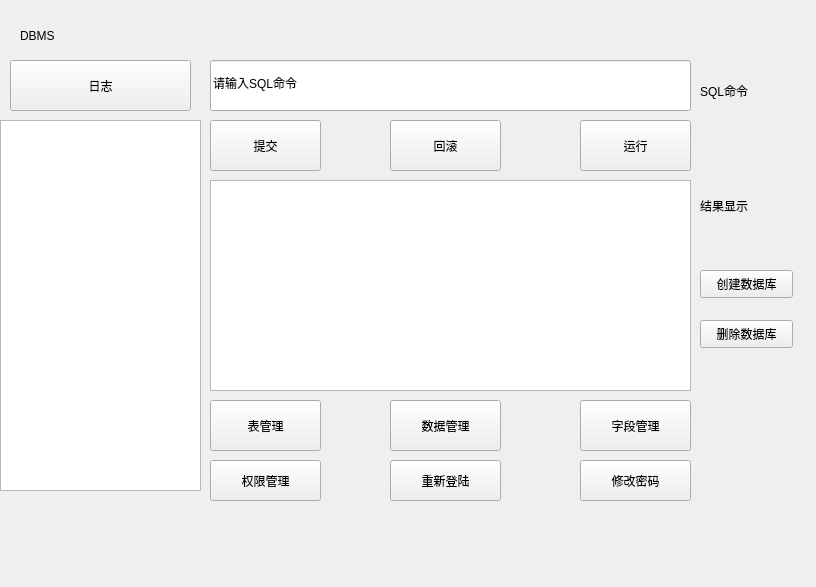
Above: mainwindow.ui from jy-080610/DBMS before the change. Below: the same form after it.
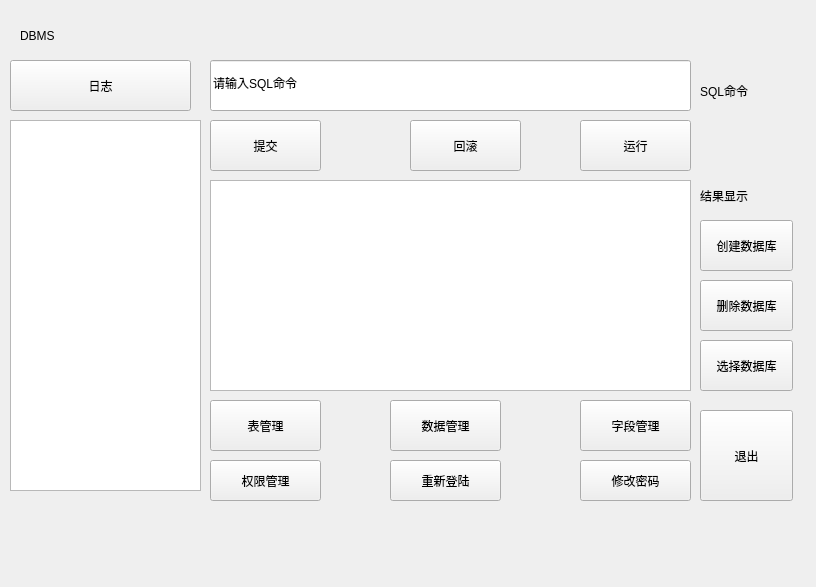
That is the form after the change.

Commit message: 模块连接

```diff
--- a/mainwindow.ui
+++ b/mainwindow.ui
@@ -90,7 +90,7 @@
    <widget class="QPushButton" name="rollback">
     <property name="geometry">
      <rect>
-      <x>390</x>
+      <x>410</x>
       <y>120</y>
       <width>111</width>
       <height>51</height>
@@ -145,9 +145,9 @@
    <widget class="QTreeView" name="treeView">
     <property name="geometry">
      <rect>
-      <x>0</x>
+      <x>10</x>
       <y>120</y>
-      <width>201</width>
+      <width>191</width>
       <height>371</height>
      </rect>
     </property>
@@ -169,7 +169,7 @@
     <property name="geometry">
      <rect>
       <x>700</x>
-      <y>190</y>
+      <y>180</y>
       <width>91</width>
       <height>31</height>
      </rect>
@@ -234,9 +234,9 @@
     <property name="geometry">
      <rect>
       <x>700</x>
-      <y>270</y>
+      <y>220</y>
       <width>93</width>
-      <height>28</height>
+      <height>51</height>
      </rect>
     </property>
     <property name="text">
@@ -247,15 +247,41 @@
     <property name="geometry">
      <rect>
       <x>700</x>
-      <y>320</y>
+      <y>280</y>
       <width>93</width>
-      <height>28</height>
+      <height>51</height>
      </rect>
     </property>
     <property name="text">
      <string>删除数据库</string>
     </property>
    </widget>
+   <widget class="QPushButton" name="selectAction">
+    <property name="geometry">
+     <rect>
+      <x>700</x>
+      <y>340</y>
+      <width>93</width>
+      <height>51</height>
+     </rect>
+    </property>
+    <property name="text">
+     <string>选择数据库</string>
+    </property>
+   </widget>
+   <widget class="QPushButton" name="exit">
+    <property name="geometry">
+     <rect>
+      <x>700</x>
+      <y>410</y>
+      <width>93</width>
+      <height>91</height>
+     </rect>
+    </property>
+    <property name="text">
+     <string>退出</string>
+    </property>
+   </widget>
   </widget>
  </widget>
  <resources/>
```
Left out of the diff: 16 changed lines with no effect on the pictures.
